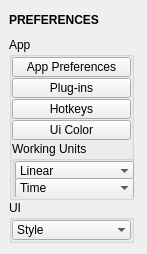
This is tentacle/ui/preferences.ui in m3trik/tentacle as Qt 5 draws it before an edit. The edited form follows.
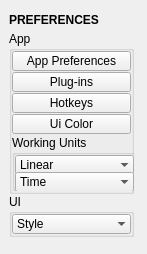
This is the edited form. Custom widgets are drawn as their Qt base class.

The edit to the form file:
```diff
--- a/tentacle/ui/preferences.ui
+++ b/tentacle/ui/preferences.ui
@@ -40,6 +40,11 @@
   <widget class="QWidget" name="central_widget">
    <layout class="QVBoxLayout" name="verticalLayout_2">
     <item>
+     <layout class="QVBoxLayout" name="verticalLayout">
+      <property name="spacing">
+       <number>0</number>
+      </property>
+      <item>
      <widget class="DraggableHeader" name="draggableHeader">
       <property name="minimumSize">
        <size>
@@ -64,11 +69,6 @@
       </property>
      </widget>
     </item>
-    <item>
-     <layout class="QVBoxLayout" name="verticalLayout">
-      <property name="spacing">
-       <number>0</number>
-      </property>
       <item>
        <widget class="QGroupBox" name="app">
         <property name="minimumSize">
```
Lines whose indentation alone changed are shown as unchanged.
